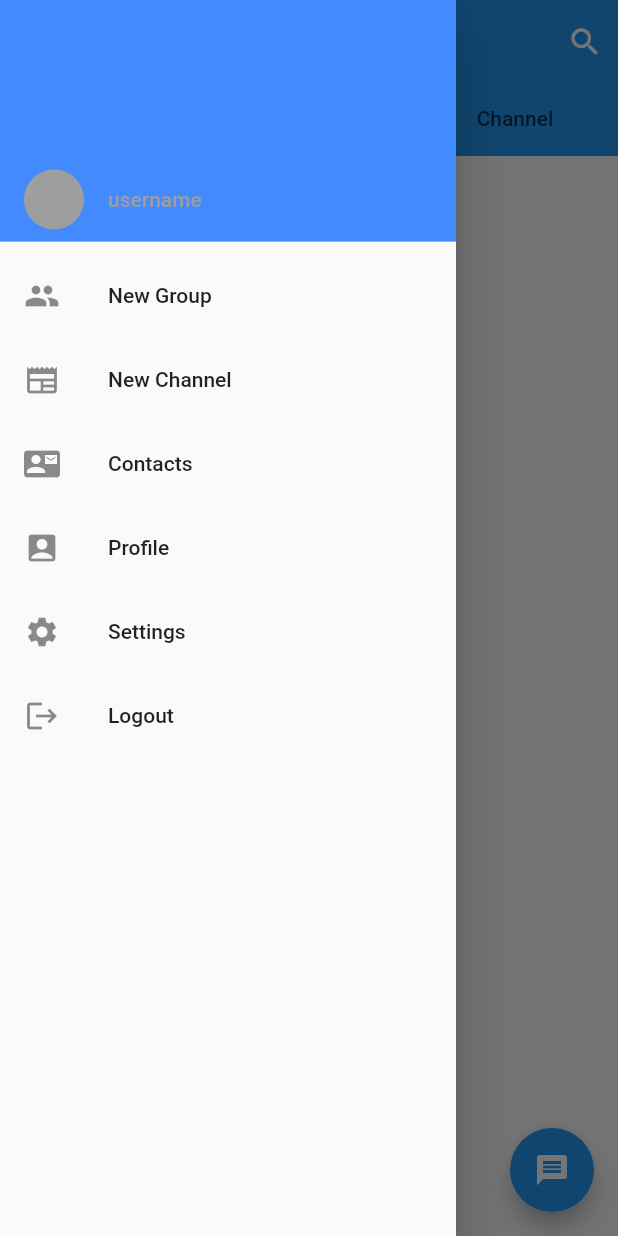
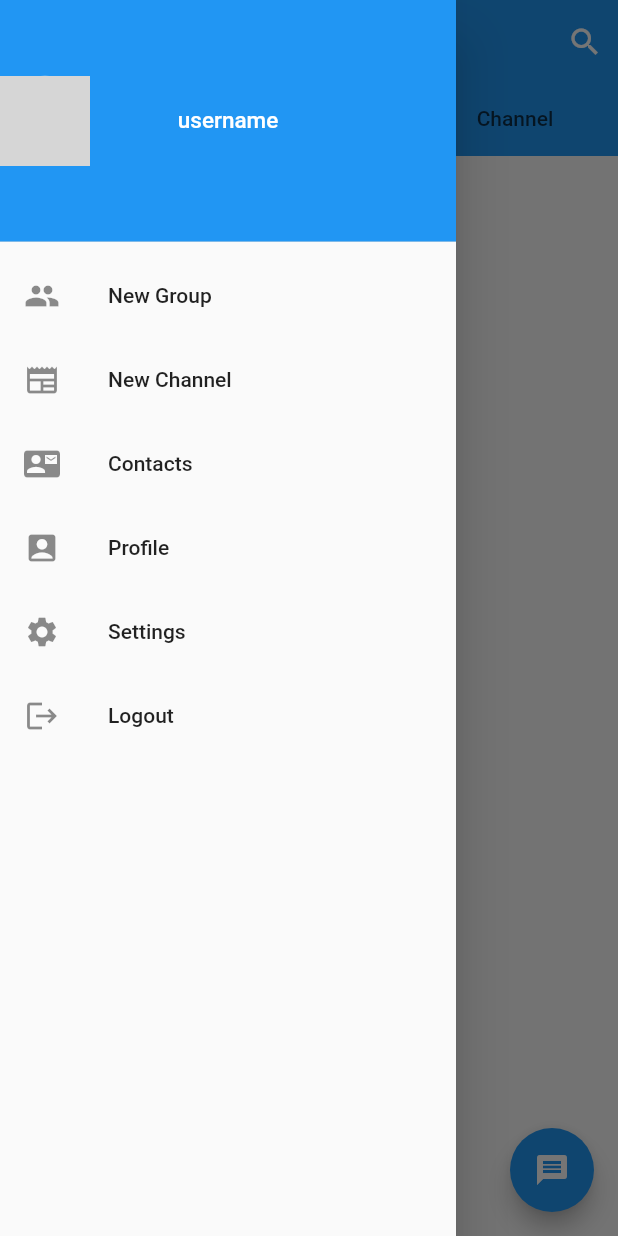
Before and after one commit to adel4780/Massenger_Network, a Flutter app: the MassengerHome screen opened by its route, tab 2 chosen, with the side drawer open, on a phone screen of 412 x 824 dp. Run offline on Flutter 3.47's test engine with Material 2 defaults, Android fonts, the phone set to English and light mode, and no system bars; our stand-ins replace animated_theme_switcher, settings_ui, socket_io_client, validators; network calls fail; grey boxes are pictures that could not be loaded.

Commit message:
Update massenger_home.dart

```diff
--- a/lib/massenger_home.dart
+++ b/lib/massenger_home.dart
@@ -1,12 +1,9 @@
-import 'dart:io';
-
 import 'package:flutter/material.dart';
 import 'package:massenger/Pages/all_screen.dart';
 import 'package:massenger/Pages/group_screen.dart';
 import 'package:massenger/Pages/channel_screen.dart';
 import 'package:massenger/Pages/create_chatscreen.dart';
 import 'package:massenger/Pages/setting_screen.dart';
-import 'Component/drawer.dart';
 import 'Pages/contact.dart';
 import 'Pages/profile.dart';
 
@@ -30,7 +27,7 @@ class _MassengerHomeState extends State<MassengerHome>
     tabController = TabController(initialIndex: 0, length: 3, vsync: this);
     SliverAppBar mainAppBar = SliverAppBar(
       // search, setting
-      title: const Text("Massenger"),
+      title: Text("Massenger"),
       pinned: true,
       // pin appBar on Top
       floating: true,
@@ -134,28 +131,23 @@ class _MassengerHomeState extends State<MassengerHome>
                 padding: EdgeInsets.zero,
                 child: Container(
                   decoration: const BoxDecoration(
-                    gradient: LinearGradient(
-                      colors: [
-                        Colors.blueAccent,
-                        Colors.blueAccent,
-                      ],
-                      begin: Alignment.topCenter,
-                      end: Alignment.bottomCenter,
-                    ),
+                    color: Colors.blue,
                   ),
                   child: Stack(
                     children: const [
                       Align(
-                        alignment: Alignment.bottomCenter,
-                        child: ListTile(
-                          leading: CircleAvatar(
-                            backgroundColor: Colors.grey, // image profile
+                        alignment: Alignment.centerLeft,
+                        child: CircleAvatar(
+                          backgroundImage: NetworkImage("https://www.daneshjooyar.com/wp-content/themes/daneshlight/Images/man-with-laptop.png"),
+                            radius: 30,// image profile
                           ),
-                          title: Text(
-                            //Erfan => username
-                            "username",
-                            style: TextStyle(color: Colors.grey),
-                          ),
+                      ),
+                      Align(
+                        alignment: Alignment.center,
+                        child:Text(
+                          //Erfan => username
+                          "username",
+                          style: TextStyle(color: Colors.white, fontSize: 15),
                         ),
                       ),
                     ],
```
